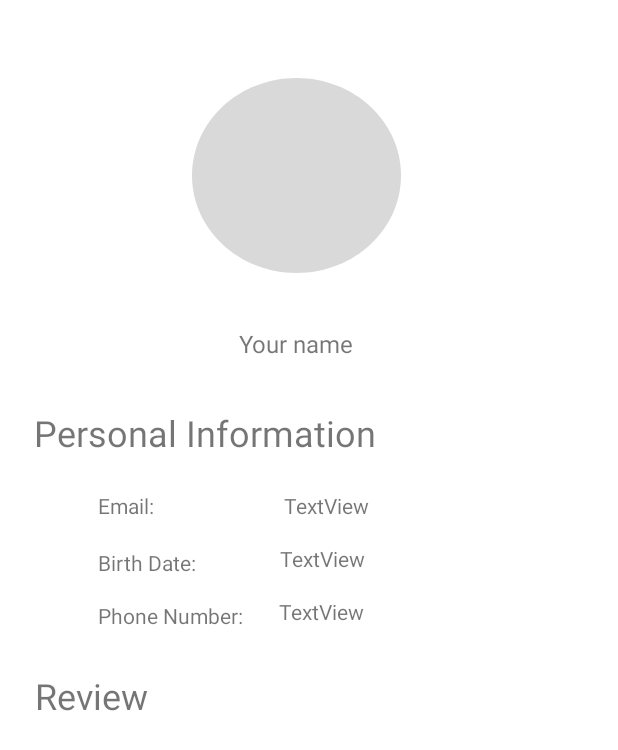
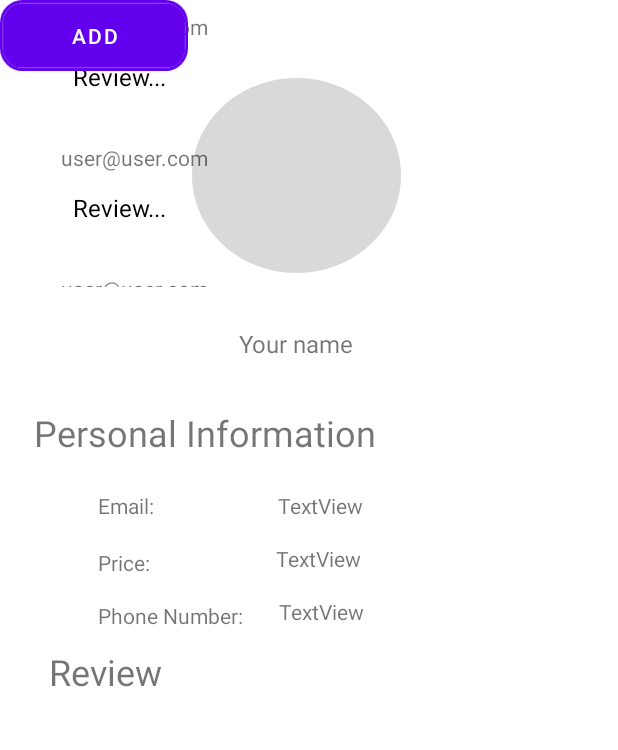
Before and after one commit to SabriRakrouki/RightCleaner, an Android app: the layout activity_profile_page.xml on its own in the app's theme, with its tools: preview values and no code run, on a phone screen of 412 x 824 dp. Shown: the top 750 px of the screen. Run offline under Robolectric (Android 15) with nearby library versions, the phone set to English and light mode, and no system bars.

Commit message:
Profile page

```diff
--- /dev/null
+++ b/app/src/main/java/com/example/rightcleaner/dao/ReviewDAO.java
@@ -0,0 +1,23 @@
+package com.example.rightcleaner.dao;
+
+import androidx.room.Delete;
+import androidx.room.Insert;
+import androidx.room.Query;
+import androidx.room.Update;
+
+import com.example.rightcleaner.entity.Review;
+
+import java.util.List;
+
+public interface ReviewDAO {
+    @Query("SELECT * FROM review")
+    List<Review> getAll();
+    @Query("SELECT r.* FROM review as  r WHERE r.emailServiceUser=:emailServiceUser")
+    Review getReviewByEmailServiceUser(String emailServiceUser);
+    @Insert
+    void addReview(Review review);
+    @Update
+    void updateReview(Review review);
+    @Delete
+    void deleteReview(Review review);
+}
--- /dev/null
+++ b/app/src/main/java/com/example/rightcleaner/entity/Review.java
@@ -0,0 +1,17 @@
+package com.example.rightcleaner.entity;
+
+import androidx.room.ColumnInfo;
+import androidx.room.Entity;
+import androidx.room.PrimaryKey;
+
+@Entity(tableName = "review")
+public class Review {
+    @PrimaryKey(autoGenerate = true)
+    Integer id;
+    @ColumnInfo(name = "review")
+    String review;
+    @ColumnInfo(name = "emailSimpleUser")
+    String emailSimpleUser;
+    @ColumnInfo(name = "emailServiceUser")
+    String emailServiceUser;
+}
--- a/app/src/main/res/layout/activity_profile_page.xml
+++ b/app/src/main/res/layout/activity_profile_page.xml
@@ -46,13 +46,13 @@
 
     <TextView
         android:id="@+id/textView7"
-        android:layout_width="346dp"
-        android:layout_height="34dp"
-        android:layout_marginTop="136dp"
+        android:layout_width="215dp"
+        android:layout_height="54dp"
+        android:layout_marginTop="120dp"
         android:text="Review"
         android:textSize="24sp"
         app:layout_constraintEnd_toEndOf="@+id/textView10"
-        app:layout_constraintHorizontal_bias="0.17"
+        app:layout_constraintHorizontal_bias="0.279"
         app:layout_constraintStart_toStartOf="@+id/textView10"
         app:layout_constraintTop_toBottomOf="@+id/textView6" />
 
@@ -72,7 +72,7 @@
         android:layout_width="wrap_content"
         android:layout_height="wrap_content"
         android:layout_marginTop="16dp"
-        android:text="Birth Date:"
+        android:text="Price:"
         app:layout_constraintEnd_toEndOf="@+id/textView8"
         app:layout_constraintHorizontal_bias="0.0"
         app:layout_constraintStart_toStartOf="@+id/textView8"
@@ -89,20 +89,11 @@
         app:layout_constraintStart_toStartOf="@+id/textView9"
         app:layout_constraintTop_toBottomOf="@+id/textView9" />
 
-    <androidx.recyclerview.widget.RecyclerView
-        android:layout_width="337dp"
-        android:layout_height="384dp"
-        android:layout_marginTop="32dp"
-        app:layout_constraintEnd_toEndOf="@+id/textView7"
-        app:layout_constraintHorizontal_bias="0.0"
-        app:layout_constraintStart_toStartOf="@+id/textView7"
-        app:layout_constraintTop_toBottomOf="@+id/textView7" />
-
     <TextView
         android:id="@+id/emailT"
         android:layout_width="wrap_content"
         android:layout_height="wrap_content"
-        android:layout_marginStart="36dp"
+        android:layout_marginStart="32dp"
         android:layout_marginTop="16dp"
         android:text="TextView"
         app:layout_constraintStart_toEndOf="@+id/textView8"
@@ -112,7 +103,7 @@
         android:id="@+id/birthDate"
         android:layout_width="wrap_content"
         android:layout_height="wrap_content"
-        android:layout_marginStart="56dp"
+        android:layout_marginStart="84dp"
         android:layout_marginTop="16dp"
         android:text="TextView"
         app:layout_constraintStart_toEndOf="@+id/textView9"
@@ -128,4 +119,22 @@
         app:layout_constraintStart_toEndOf="@+id/textView10"
         app:layout_constraintTop_toBottomOf="@+id/birthDate" />
 
+    <androidx.recyclerview.widget.RecyclerView
+        android:layout_width="352dp"
+        android:layout_height="191dp"
+        app:layout_constraintEnd_toEndOf="@+id/textView7"
+        app:layout_constraintHorizontal_bias="0.0"
+        app:layout_constraintStart_toStartOf="@+id/textView7"
+        tools:layout_editor_absoluteY="504dp"
+        tools:listitem="@layout/list_review" />
+
+    <Button
+        android:id="@+id/btnSignupService"
+        android:layout_width="125dp"
+        android:layout_height="47dp"
+        android:background="@drawable/victore_button"
+        android:text="Add"
+        tools:layout_editor_absoluteX="270dp"
+        tools:layout_editor_absoluteY="431dp" />
+
 </androidx.constraintlayout.widget.ConstraintLayout>
--- /dev/null
+++ b/app/src/main/res/layout/list_review.xml
@@ -0,0 +1,38 @@
+<?xml version="1.0" encoding="utf-8"?>
+<androidx.constraintlayout.widget.ConstraintLayout xmlns:android="http://schemas.android.com/apk/res/android"
+    xmlns:tools="http://schemas.android.com/tools"
+    android:layout_width="match_parent"
+    android:layout_height="wrap_content"
+    xmlns:app="http://schemas.android.com/apk/res-auto"
+    android:paddingTop="8dp"
+    android:layout_marginHorizontal="8dp">
+
+    <TextView
+        android:id="@+id/tvHeading"
+        android:layout_width="188dp"
+        android:layout_height="47dp"
+        android:layout_marginTop="32dp"
+        android:layout_marginEnd="140dp"
+        android:text="Review..."
+        android:textColor="@color/black"
+        android:textSize="16dp"
+        app:layout_constraintEnd_toEndOf="parent"
+        app:layout_constraintTop_toTopOf="parent" />
+
+    <View
+        android:layout_width="match_parent"
+        android:layout_height="1dp"
+        android:layout_margin="8dp"
+        app:layout_constraintStart_toStartOf="parent"
+        tools:layout_editor_absoluteY="96dp" />
+
+    <TextView
+        android:id="@+id/textView11"
+        android:layout_width="108dp"
+        android:layout_height="21dp"
+        android:text="user@user.com"
+        tools:layout_editor_absoluteX="27dp"
+        tools:layout_editor_absoluteY="5dp" />
+
+
+</androidx.constraintlayout.widget.ConstraintLayout>
```
